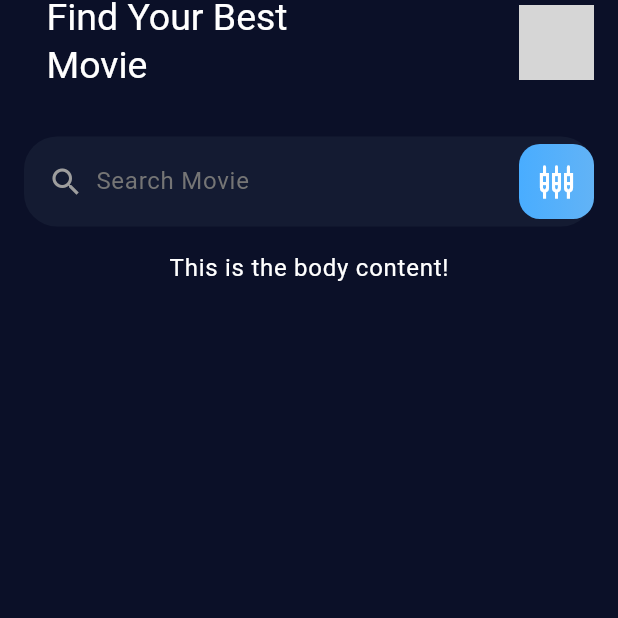
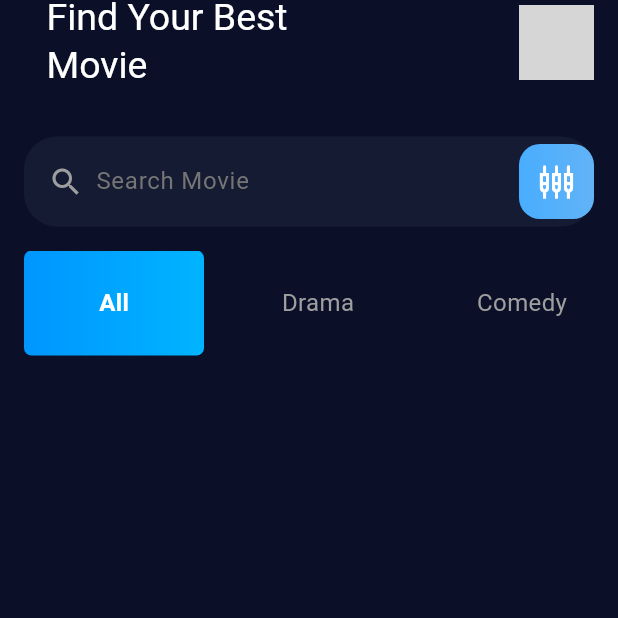
Before and after one commit to nguyenquangtung004/movie_ticket_app, a Flutter app: the screen it shows after launch, on a phone screen of 412 x 824 dp, the top half of it. Run offline on Flutter 3.47's test engine with Material 3 defaults, Android fonts, the phone set to English and light mode, and no system bars; network calls fail; grey boxes are pictures that could not be loaded.

Commit message:
Đã xong category_bar

```diff
--- a/lib/main.dart
+++ b/lib/main.dart
@@ -34,9 +34,30 @@ class MainApp extends StatelessWidget {
   }
 }
 
-// CustomBody Widget
-class CustomBody extends StatelessWidget {
+class CustomBody extends StatefulWidget {
   const CustomBody({Key? key}) : super(key: key);
+
+  @override
+  State<CustomBody> createState() => _CustomBodyState();
+}
+
+class _CustomBodyState extends State<CustomBody> {
+  // Danh sách các văn bản cho từng item
+  final List<String> items = [
+    'All',
+    'Drama',
+    'Comedy',
+    'Horror',
+    'Romance',
+    'Sci-fi',
+    'Fantasy',
+    'Thriller',
+    'Adventure',
+    'Mystery',
+  ];
+
+  // Lưu trạng thái item được chọn
+  int _selectedIndex = 0;
 
   @override
   Widget build(BuildContext context) {
@@ -48,16 +69,63 @@ class CustomBody extends StatelessWidget {
           SizedBox(
             height: 60,
             child: Row(
-              children: [
+              children: const [
                 SearchWidget(),
               ],
             ),
           ),
-          // Add more widgets/content below
           const SizedBox(height: 16), // Khoảng cách
-          Text(
-            'This is the body content!',
-            style: Theme.of(context).textTheme.bodyLarge,
+          SizedBox(
+            height: 70, // Chiều cao tổng của ListView
+            child: ListView.builder(
+              scrollDirection: Axis.horizontal, // Cuộn theo chiều ngang
+              itemCount: items.length, // Số lượng item dựa trên danh sách
+              itemBuilder: (context, index) {
+                final isSelected = index == _selectedIndex;
+
+                return GestureDetector(
+                  onTap: () {
+                    // Thay đổi trạng thái item được chọn
+                    setState(() {
+                      _selectedIndex = index;
+                    });
+                  },
+                  child: Container(
+                    width: 120, // Chiều rộng từng item
+                    margin: const EdgeInsets.only(
+                        right: 16), // Khoảng cách giữa các item
+                    decoration: BoxDecoration(
+                      gradient: isSelected
+                          ? const LinearGradient(
+                              colors: [
+                                Color.fromRGBO(0, 150, 255, 1.0),
+                                Color.fromRGBO(0, 180, 255, 1.0),
+                              ],
+                            )
+                          : null, // Không gradient nếu không được chọn
+                      color: isSelected
+                          ? null
+                          : const Color(0xFF0b1028), // Màu nền giống background
+                      borderRadius: BorderRadius.circular(5),
+                      // border: isSelected
+                      //     ? Border.all(color: Colors.white, width: 2)
+                      //     : null,
+                    ),
+                    child: Center(
+                      child: Text(
+                        items[index], // Text động từ danh sách
+                        style: TextStyle(
+                          color: isSelected ? Colors.white : Colors.grey,
+                          fontSize: 16,
+                          fontWeight:
+                              isSelected ? FontWeight.bold : FontWeight.normal,
+                        ),
+                      ),
+                    ),
+                  ),
+                );
+              },
+            ),
           ),
         ],
       ),
@@ -113,14 +181,14 @@ class SearchWidget extends StatelessWidget {
                 gradient: const LinearGradient(
                   colors: [
                     Color.fromARGB(255, 73, 173, 255),
-                    Color.fromRGBO(98, 179, 246, 1)
+                    Color.fromRGBO(98, 179, 246, 1),
                   ],
                 ),
                 borderRadius: BorderRadius.circular(14),
               ),
               child: IconButton(
                 icon: const Icon(
-                  Icons.settings_input_composite_outlined, // Thay đổi thành biểu tượng điều khiển
+                  Icons.settings_input_composite_outlined,
                   color: Colors.white,
                 ),
                 onPressed: () {
```
